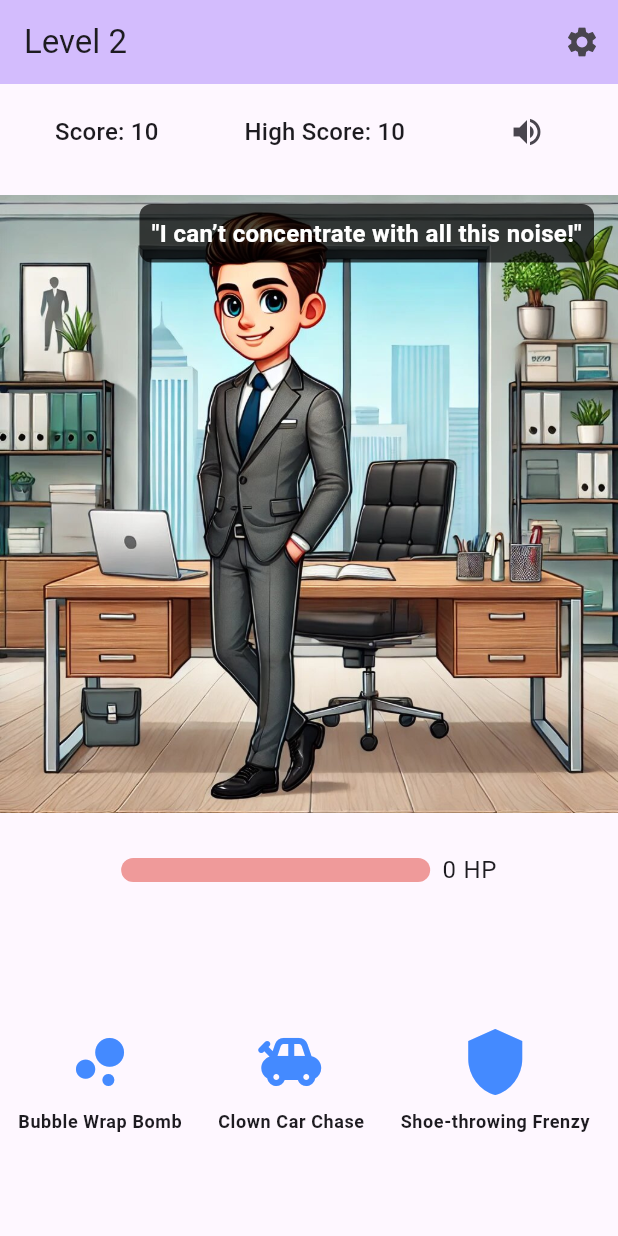
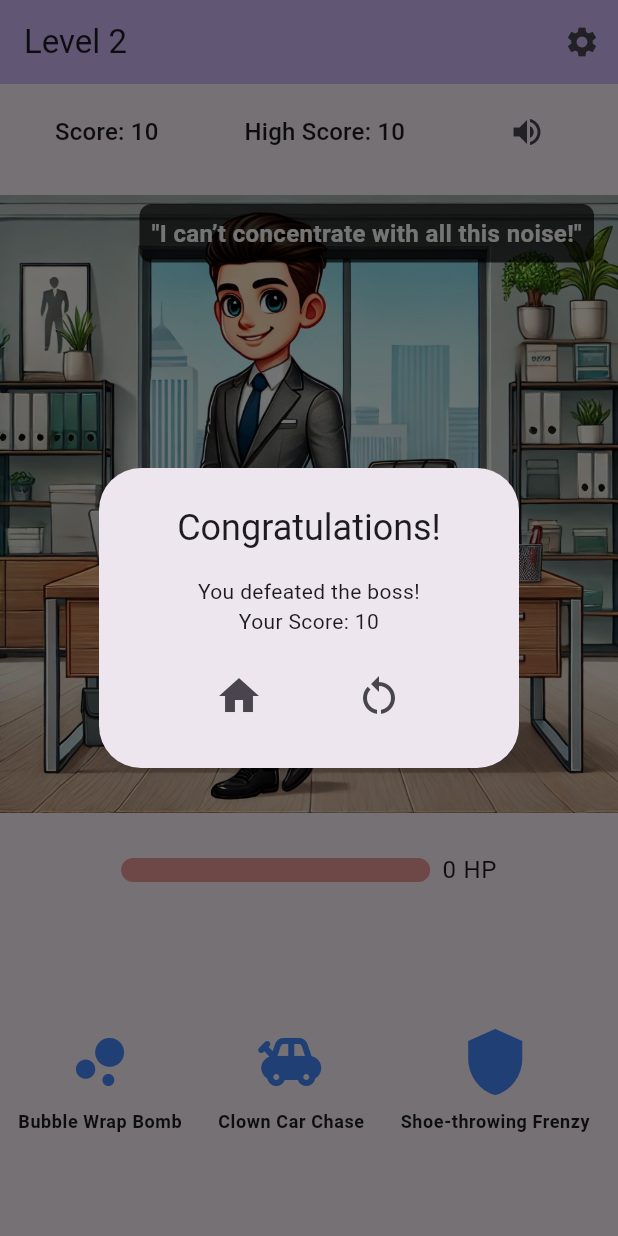
Before and after one commit to infangle/RageArcade, a Flutter app: the Game2 screen opened directly with empty values, after a tap on the "volume off" icon, after a tap on the "bubble chart" icon, on a phone screen of 412 x 824 dp. Run offline on Flutter 3.47's test engine with Material 3 defaults, Android fonts, the light colour scheme and no system bars; our stand-ins replace audioplayers.

Commit message:
endgame popup added

```diff
--- a/lib/screens/game2.dart
+++ b/lib/screens/game2.dart
@@ -3,7 +3,6 @@ import 'package:flutter/material.dart';
 import '../widgets/attack_icon_list.dart';
 import '../widgets/boss_dialogue.dart';
 import '../models/attacks.dart';
-// Import the custom Audio widget
 
 class Game2 extends StatefulWidget {
   final int currentScore;
@@ -75,7 +74,10 @@ class _Game2State extends State<Game2> {
       }
 
       _bossHealth -= damageValue;
-      if (_bossHealth < 0) _bossHealth = 0;
+      if (_bossHealth <= 0) {
+        _bossHealth = 0;
+        _showWinnerPopup(); // Show the winner pop-up
+      }
     });
 
     _startHealthRegenTimer();
@@ -87,6 +89,57 @@ class _Game2State extends State<Game2> {
     });
   }
 
+  void _showWinnerPopup() {
+    showDialog(
+      context: context,
+      barrierDismissible: false,
+      builder: (context) {
+        return AlertDialog(
+          title: const Text(
+            "Congratulations!",
+            textAlign: TextAlign.center,
+          ),
+          content: Column(
+            mainAxisSize: MainAxisSize.min,
+            children: [
+              Text(
+                "You defeated the boss!\nYour Score: $currentScore",
+                textAlign: TextAlign.center,
+                style: Theme.of(context).textTheme.bodyMedium,
+              ),
+              const SizedBox(height: 16),
+              Row(
+                mainAxisAlignment: MainAxisAlignment.spaceEvenly,
+                children: [
+                  // Navigate to the home screen
+                  IconButton(
+                    icon: const Icon(Icons.home, size: 32),
+                    onPressed: () {
+                      Navigator.of(context).pushNamedAndRemoveUntil(
+                        '/', // Main home route
+                        (route) => false,
+                      );
+                    },
+                  ),
+                  // Restart the game
+                  IconButton(
+                    icon: const Icon(Icons.restart_alt, size: 32),
+                    onPressed: () {
+                      Navigator.of(context).pushNamedAndRemoveUntil(
+                        '/game', // Game route
+                        (route) => false,
+                      );
+                    },
+                  ),
+                ],
+              ),
+            ],
+          ),
+        );
+      },
+    );
+  }
+
   @override
   Widget build(BuildContext context) {
     return Scaffold(
@@ -94,7 +147,6 @@ class _Game2State extends State<Game2> {
         backgroundColor: Theme.of(context).colorScheme.inversePrimary,
         title: const Text("Level 2"),
         actions: [
-          // Replacing the audio widget with settings icon
           IconButton(
             icon: Icon(Icons.settings),
             onPressed: () {
@@ -106,7 +158,6 @@ class _Game2State extends State<Game2> {
       ),
       body: Column(
         children: [
-          // Score and High Score
           Padding(
             padding: const EdgeInsets.all(8.0),
             child: Row(
@@ -120,7 +171,6 @@ class _Game2State extends State<Game2> {
                   "High Score: $highestScore",
                   style: Theme.of(context).textTheme.titleMedium,
                 ),
-                // Audio Icon
                 IconButton(
                   icon: Icon(
                     isMusicOn ? Icons.volume_up : Icons.volume_off,
@@ -134,8 +184,6 @@ class _Game2State extends State<Game2> {
               ],
             ),
           ),
-
-          // Boss Image and Dialogue
           Expanded(
             flex: 2,
             child: Stack(
@@ -156,8 +204,6 @@ class _Game2State extends State<Game2> {
               ],
             ),
           ),
-
-          // Boss Health Bar
           Padding(
             padding:
                 const EdgeInsets.symmetric(horizontal: 24.0, vertical: 16.0),
@@ -191,13 +237,11 @@ class _Game2State extends State<Game2> {
               ],
             ),
           ),
-
-          // Attack Options
           Expanded(
             flex: 1,
             child: AttackIconList(
               onAttack: _performAttack,
-              attacks: level2Attacks, // Use Level 2 attacks
+              attacks: level2Attacks,
             ),
           ),
         ],
```
